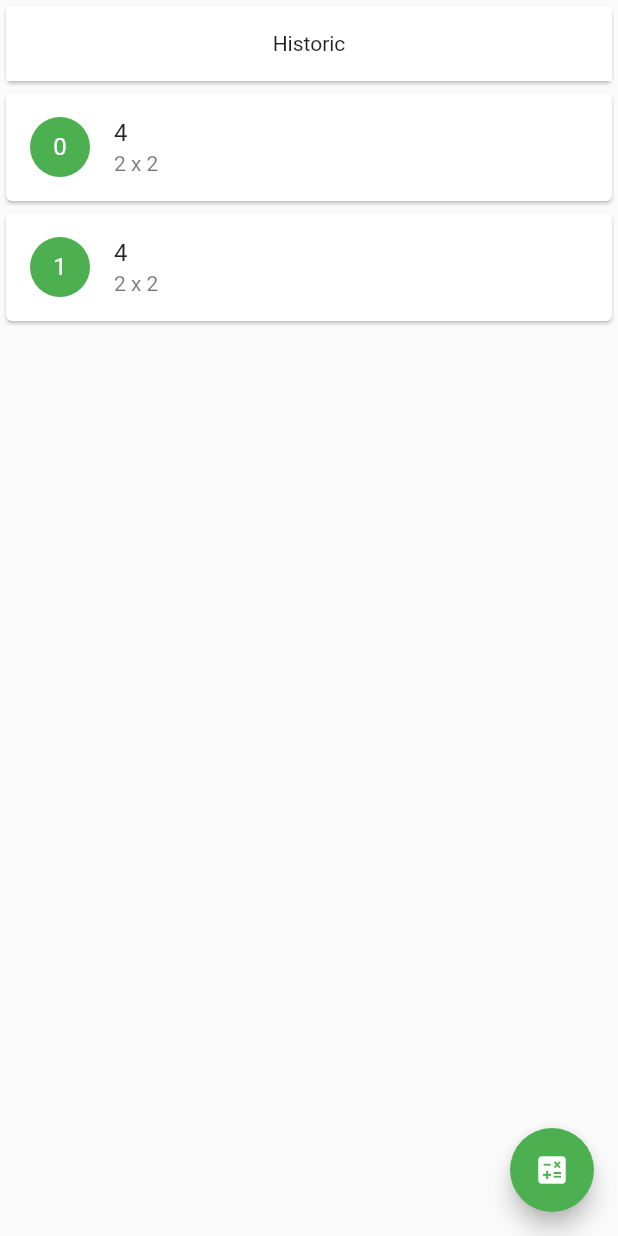
After one commit to AlexLopezDevelop/calculator, a Flutter app: the screen it shows after launch, after a tap on "AC", after a tap on the "history" icon, on a phone screen of 412 x 824 dp. The commit adds this screen. Run offline on Flutter 3.47's test engine with Material 2 defaults, Android fonts, the phone set to English and light mode, and no system bars.

Commit message:
added: v1

```diff
--- a/lib/src/pages/calculator.dart
+++ b/lib/src/pages/calculator.dart
@@ -1,3 +1,6 @@
+import 'dart:io';
+
+import 'package:calculator/src/pages/historic_screen.dart';
 import 'package:flutter/material.dart';
 
 class CalculatorScreen extends StatefulWidget {
@@ -7,6 +10,60 @@ class CalculatorScreen extends StatefulWidget {
 }
 
 class _CalculatorScreen extends State<CalculatorScreen> {
+  String output = "0", _output = "0";
+  String operand = "";
+  double num1, num2 = 0;
+
+  buttonPressed(String buttonText) {
+    if (buttonText == "CLEAR") {
+      // TODO: Create clear button
+      _output = "0";
+      num1 = 0;
+      num2 = 0;
+      operand = "";
+    } else if (buttonText == "/" ||
+        buttonText == "x" ||
+        buttonText == "-" ||
+        buttonText == "+") {
+      num1 = double.parse(output);
+      operand = buttonText;
+      _output = "0";
+    } else if (buttonText == ",") {
+      if (_output.contains(".")) {
+        print("El numero ya tiene decimales"); // TODO: show message
+        return;
+      } else {
+        _output = _output + buttonText;
+      }
+    } else if (buttonText == "=") {
+      num2 = double.parse(output);
+      if (operand == "/") {
+        _output = (num1 / num2).toString();
+      }
+      if (operand == "x") {
+        _output = (num1 * num2).toString();
+      }
+      if (operand == "-") {
+        _output = (num1 - num2).toString();
+      }
+      if (operand == "+") {
+        _output = (num1 + num2).toString();
+      }
+
+      num1 = 0;
+      num2 = 0;
+      operand = "";
+    } else {
+      _output = _output + buttonText;
+    }
+
+    print(_output);
+
+    setState(() {
+      output = double.parse(_output).toStringAsFixed(2);
+    });
+  }
+
   @override
   Widget build(BuildContext context) {
     return Scaffold(
@@ -16,7 +73,12 @@ class _CalculatorScreen extends State<CalculatorScreen> {
           margin: const EdgeInsets.only(left: 10.0, right: 10.0),
           child: Column(
             children: <Widget>[
-                SizedBox(
+              Container(
+                child: Row(
+                  children: <Widget>[
+                    Expanded(
+                      flex: 10,
+                      child: SizedBox(
                         width: double.infinity,
                         child: Container(
                           decoration: BoxDecoration(
@@ -24,17 +86,24 @@ class _CalculatorScreen extends State<CalculatorScreen> {
                               border: Border.all(
                                 color: Colors.black87,
                               ),
-                        borderRadius: BorderRadius.all(Radius.circular(10))),
+                              borderRadius:
+                                  BorderRadius.all(Radius.circular(10))),
                           margin: const EdgeInsets.only(
                               left: 10.0, right: 10.0, top: 30.0),
                           padding: const EdgeInsets.only(
                               left: 10.0, right: 10.0, top: 10.0, bottom: 10.0),
                           child: Text(
-                      "352,000",
+                            output,
                             style: TextStyle(
-                          height: 1, fontSize: 40, fontWeight: FontWeight.bold),
+                                height: 1,
+                                fontSize: 40,
+                                fontWeight: FontWeight.bold),
                             textAlign: TextAlign.right,
                           ),
+                        ),
+                      ),
+                    ),
+                  ],
                 ),
               ),
               Container(
@@ -45,7 +114,9 @@ class _CalculatorScreen extends State<CalculatorScreen> {
                     Expanded(
                       flex: 2, // 20%
                       child: RawMaterialButton(
-                          onPressed: () {},
+                        onPressed: () {
+                          buttonPressed("7");
+                        },
                         elevation: 2.0,
                         fillColor: Colors.grey[500],
                         child: Text(
@@ -60,7 +131,9 @@ class _CalculatorScreen extends State<CalculatorScreen> {
                     Expanded(
                       flex: 2, // 20%
                       child: RawMaterialButton(
-                          onPressed: () {},
+                        onPressed: () {
+                          buttonPressed("8");
+                        },
                         elevation: 2.0,
                         fillColor: Colors.grey[500],
                         child: Text(
@@ -75,7 +148,9 @@ class _CalculatorScreen extends State<CalculatorScreen> {
                     Expanded(
                       flex: 2, // 20%
                       child: RawMaterialButton(
-                          onPressed: () {},
+                        onPressed: () {
+                          buttonPressed("9");
+                        },
                         elevation: 2.0,
                         fillColor: Colors.grey[500],
                         child: Text(
@@ -90,7 +165,9 @@ class _CalculatorScreen extends State<CalculatorScreen> {
                     Expanded(
                       flex: 2, // 20%
                       child: RawMaterialButton(
-                          onPressed: () {},
+                        onPressed: () {
+                          buttonPressed("/");
+                        },
                         elevation: 2.0,
                         fillColor: Colors.orange[400],
                         child: Text(
@@ -113,7 +190,9 @@ class _CalculatorScreen extends State<CalculatorScreen> {
                     Expanded(
                       flex: 2, // 20%
                       child: RawMaterialButton(
-                          onPressed: () {},
+                        onPressed: () {
+                          buttonPressed("4");
+                        },
                         elevation: 2.0,
                         fillColor: Colors.grey[500],
                         child: Text(
@@ -128,7 +207,9 @@ class _CalculatorScreen extends State<CalculatorScreen> {
                     Expanded(
                       flex: 2, // 20%
                       child: RawMaterialButton(
-                          onPressed: () {},
+                        onPressed: () {
+                          buttonPressed("5");
+                        },
                         elevation: 2.0,
                         fillColor: Colors.grey[500],
                         child: Text(
@@ -143,7 +224,9 @@ class _CalculatorScreen extends State<CalculatorScreen> {
                     Expanded(
                       flex: 2, // 20%
                       child: RawMaterialButton(
-                          onPressed: () {},
+                        onPressed: () {
+                          buttonPressed("6");
+                        },
                         elevation: 2.0,
                         fillColor: Colors.grey[500],
                         child: Text(
@@ -158,7 +241,9 @@ class _CalculatorScreen extends State<CalculatorScreen> {
                     Expanded(
                       flex: 2, // 20%
                       child: RawMaterialButton(
-                          onPressed: () {},
+                        onPressed: () {
+                          buttonPressed("x");
+                        },
                         elevation: 2.0,
                         fillColor: Colors.orange[400],
                         child: Text(
@@ -181,7 +266,9 @@ class _CalculatorScreen extends State<CalculatorScreen> {
                     Expanded(
                       flex: 2, // 20%
                       child: RawMaterialButton(
-                          onPressed: () {},
+                        onPressed: () {
+                          buttonPressed("1");
+                        },
                         elevation: 2.0,
                         fillColor: Colors.grey[500],
                         child: Text(
@@ -196,7 +283,9 @@ class _CalculatorScreen extends State<CalculatorScreen> {
                     Expanded(
                       flex: 2, // 20%
                       child: RawMaterialButton(
-                          onPressed: () {},
+                        onPressed: () {
+                          buttonPressed("2");
+                        },
                         elevation: 2.0,
                         fillColor: Colors.grey[500],
                         child: Text(
@@ -211,7 +300,9 @@ class _CalculatorScreen extends State<CalculatorScreen> {
                     Expanded(
                       flex: 2, // 20%
                       child: RawMaterialButton(
-                          onPressed: () {},
+                        onPressed: () {
+                          buttonPressed("3");
+                        },
                         elevation: 2.0,
                         fillColor: Colors.grey[500],
                         child: Text(
@@ -226,7 +317,9 @@ class _CalculatorScreen extends State<CalculatorScreen> {
                     Expanded(
                       flex: 2, // 20%
                       child: RawMaterialButton(
-                          onPressed: () {},
+                        onPressed: () {
+                          buttonPressed("-");
+                        },
                         elevation: 2.0,
                         fillColor: Colors.orange[400],
                         child: Text(
@@ -248,8 +341,32 @@ class _CalculatorScreen extends State<CalculatorScreen> {
                   children: <Widget>[
                     Expanded(
                       flex: 4, // 20%
+                      child: Container(
+                        margin: const EdgeInsets.only(left: 10, right: 10),
+                        child: FlatButton(
+                          height: 60,
+                          shape: RoundedRectangleBorder(
+                              borderRadius: BorderRadius.circular(35.0),
+                              side: BorderSide(color: Colors.grey[500])),
+                          color: Colors.grey[500],
+                          padding: EdgeInsets.all(8.0),
+                          onPressed: () {
+                            buttonPressed("0");
+                          },
+                          child: Text(
+                            "0",
+                            style: TextStyle(
+                                fontSize: 25, fontWeight: FontWeight.bold),
+                          ),
+                        ),
+                      ),
+                    ),
+                    Expanded(
+                      flex: 2, // 20%
                       child: RawMaterialButton(
-                          onPressed: () {},
+                        onPressed: () {
+                          buttonPressed(",");
+                        },
                         elevation: 2.0,
                         fillColor: Colors.grey[500],
                         child: Text(
@@ -264,22 +381,9 @@ class _CalculatorScreen extends State<CalculatorScreen> {
                     Expanded(
                       flex: 2, // 20%
                       child: RawMaterialButton(
-                          onPressed: () {},
-                          elevation: 2.0,
-                          fillColor: Colors.grey[500],
-                          child: Text(
-                            ",",
-                            style: TextStyle(
-                                fontSize: 25, fontWeight: FontWeight.bold),
-                          ),
-                          padding: EdgeInsets.all(20.0),
-                          shape: CircleBorder(),
-                        ),
-                      ),
-                      Expanded(
-                        flex: 2, // 20%
-                        child: RawMaterialButton(
-                          onPressed: () {},
+                        onPressed: () {
+                          buttonPressed("+");
+                        },
                         elevation: 2.0,
                         fillColor: Colors.orange[400],
                         child: Text(
@@ -300,7 +404,9 @@ class _CalculatorScreen extends State<CalculatorScreen> {
                   mainAxisAlignment: MainAxisAlignment.center,
                   children: <Widget>[
                     Expanded(
-                        flex: 4, // 20%
+                      flex: 6, // 20%
+                      child: Container(
+                        margin: const EdgeInsets.only(right: 10),
                         child: FlatButton(
                           height: 60,
                           shape: RoundedRectangleBorder(
@@ -308,7 +414,9 @@ class _CalculatorScreen extends State<CalculatorScreen> {
                               side: BorderSide(color: Colors.red[500])),
                           color: Colors.red[500],
                           padding: EdgeInsets.all(8.0),
-                          onPressed: () {},
+                          onPressed: () {
+                            buttonPressed("=");
+                          },
                           child: Text(
                             "=",
                             style: TextStyle(
@@ -316,13 +424,51 @@ class _CalculatorScreen extends State<CalculatorScreen> {
                           ),
                         ),
                       ),
-                    ],
                     ),
-                )
+                    Expanded(
+                      flex: 2, // 20%
+                      child: Container(
+                        margin: const EdgeInsets.only(left: 10),
+                        child: RawMaterialButton(
+                          onPressed: () {
+                            buttonPressed("CLEAR");
+                          },
+                          elevation: 2.0,
+                          fillColor: Colors.orange[400],
+                          child: Text(
+                            "AC",
+                            style: TextStyle(
+                                fontSize: 22, fontWeight: FontWeight.bold),
+                          ),
+                          padding: EdgeInsets.all(20.0),
+                          shape: CircleBorder(),
+                        ),
+                      ),
+                    ),
                   ],
                 ),
               ),
-        ));
+              Container(
+                alignment: Alignment.centerRight,
+                margin: const EdgeInsets.only(top: 10),
+                child: new IconButton(
+                    icon: new Icon(
+                      Icons.history,
+                      color: Colors.white,
+                    ),
+                    onPressed: () {
+                      Navigator.push(
+                        context,
+                        MaterialPageRoute(
+                            builder: (context) => HistoricScreen()),
+                      );
+                    }),
+              ),
+            ],
+          ),
+        ),
+      ),
+    );
   }
 }
 
--- /dev/null
+++ b/lib/src/pages/historic_screen.dart
@@ -0,0 +1,57 @@
+import 'package:flutter/material.dart';
+
+class HistoricScreen extends StatefulWidget {
+  HistoricScreen({Key key}) : super(key: key);
+
+  _HistoricScreen createState() => new _HistoricScreen();
+}
+
+class _HistoricScreen extends State<HistoricScreen> {
+  @override
+  Widget build(BuildContext context) {
+    return Scaffold(
+      body: SafeArea(
+        child: Column(
+          children: <Widget>[
+            Card(
+              child: Container(
+                color: Colors.white,
+                height: 50,
+                child: Center(
+                  child: Text("Historic"),
+                ),
+              ),
+            ),
+            Expanded(
+              child: ListView.builder(
+                itemBuilder: (context, index) {
+                  return Card(
+                    child: ListTile(
+                      title: Text("4"),
+                      subtitle: Text("2 x 2"),
+                      leading: CircleAvatar(
+                        child: Text(
+                          "$index",
+                          style: TextStyle(color: Colors.white),
+                        ),
+                        backgroundColor: Colors.green,
+                      ),
+                    ),
+                  );
+                },
+                itemCount: 2,
+              ),
+            ),
+          ],
+        ),
+      ),
+      floatingActionButton: FloatingActionButton(
+        onPressed: () {
+          Navigator.pop(context);
+        },
+        child: Icon(Icons.calculate),
+        backgroundColor: Colors.green,
+      ),
+    );
+  }
+}
```
Also changed, not shown: pubspec.lock. Lines whose indentation alone changed are shown as unchanged.
